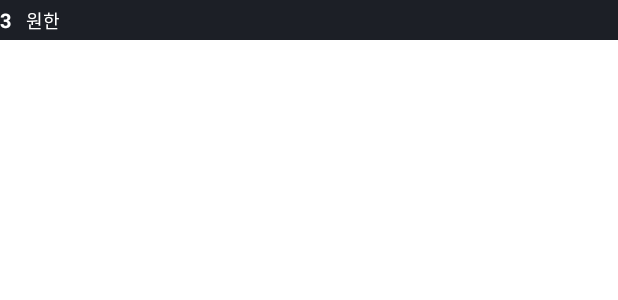
After one commit to sjunh812/lostark-project, an Android app: the layout item_engraving.xml on its own in the app's theme, with its tools: preview values and no code run, on a phone screen of 412 x 824 dp. The commit adds this screen. Shown: the top 300 px of the screen. Run offline under Robolectric (Android 15) with nearby library versions, the phone set to English and light mode, and no system bars.

Commit message:
feat: Engraving
- presentation 계층 작업
- 각인 선택 시, 상세 효과 표시 추가

```diff
--- a/domain/src/main/java/org/sjhstudio/lostark/domain/model/response/Engraving.kt
+++ b/domain/src/main/java/org/sjhstudio/lostark/domain/model/response/Engraving.kt
@@ -14,6 +14,7 @@ data class Engraving(
 
     data class Effect(
         val name: String,
-        val description: String
+        val description: String,
+        var isExpanded: Boolean = false
     )
 }
--- /dev/null
+++ b/presentation/src/main/res/layout/item_engraving.xml
@@ -0,0 +1,59 @@
+<?xml version="1.0" encoding="utf-8"?>
+<layout xmlns:android="http://schemas.android.com/apk/res/android"
+    xmlns:app="http://schemas.android.com/apk/res-auto"
+    xmlns:tools="http://schemas.android.com/tools">
+
+    <data>
+
+        <variable
+            name="data"
+            type="org.sjhstudio.lostark.domain.model.response.Engraving.Effect" />
+    </data>
+
+    <androidx.constraintlayout.widget.ConstraintLayout
+        android:id="@+id/container"
+        android:layout_width="match_parent"
+        android:layout_height="wrap_content"
+        android:paddingVertical="4dp"
+        android:background="@color/main_color">
+
+        <TextView
+            android:id="@+id/tv_engraving_level"
+            android:layout_width="wrap_content"
+            android:layout_height="wrap_content"
+            android:textColor="@color/white"
+            android:textSize="13sp"
+            android:textStyle="bold"
+            app:engravingLevel="@{data.name}"
+            app:layout_constraintStart_toStartOf="parent"
+            app:layout_constraintTop_toTopOf="parent"
+            tools:text="3" />
+
+        <TextView
+            android:id="@+id/tv_engraving_name"
+            android:layout_width="wrap_content"
+            android:layout_height="wrap_content"
+            android:layout_marginStart="10dp"
+            android:textColor="@color/white"
+            android:textSize="12sp"
+            app:engravingName="@{data.name}"
+            app:layout_constraintBottom_toBottomOf="@id/tv_engraving_level"
+            app:layout_constraintStart_toEndOf="@id/tv_engraving_level"
+            app:layout_constraintTop_toTopOf="@id/tv_engraving_level"
+            tools:text="원한" />
+
+        <TextView
+            android:id="@+id/tv_engraving_description"
+            android:layout_width="0dp"
+            android:layout_height="wrap_content"
+            android:layout_marginTop="2dp"
+            android:textColor="@color/white"
+            android:textSize="11sp"
+            android:visibility="gone"
+            app:engravingName="@{data.description}"
+            app:layout_constraintEnd_toEndOf="parent"
+            app:layout_constraintStart_toStartOf="parent"
+            app:layout_constraintTop_toBottomOf="@id/tv_engraving_level"
+            tools:text="보스 등급 이상 몬스터에게 주는 피해가 20% 증가하지만, 받는 피해가 20% 증가한다." />
+    </androidx.constraintlayout.widget.ConstraintLayout>
+</layout>
```
Also changed, not shown: presentation/src/main/java/org/sjhstudio/lostark/adapter/EngravingBindingAdapter.kt (added, +18 -0 lines), presentation/src/main/java/org/sjhstudio/lostark/ui/adatper/EngravingAdapter.kt (added, +60 -0 lines), presentation/src/main/java/org/sjhstudio/lostark/ui/view/MainActivity.kt (+18 -2 lines), presentation/src/main/res/layout/activity_main.xml (+8 -10 lines), presentation/src/main/res/layout/layout_profile.xml (+41 -38 lines).
